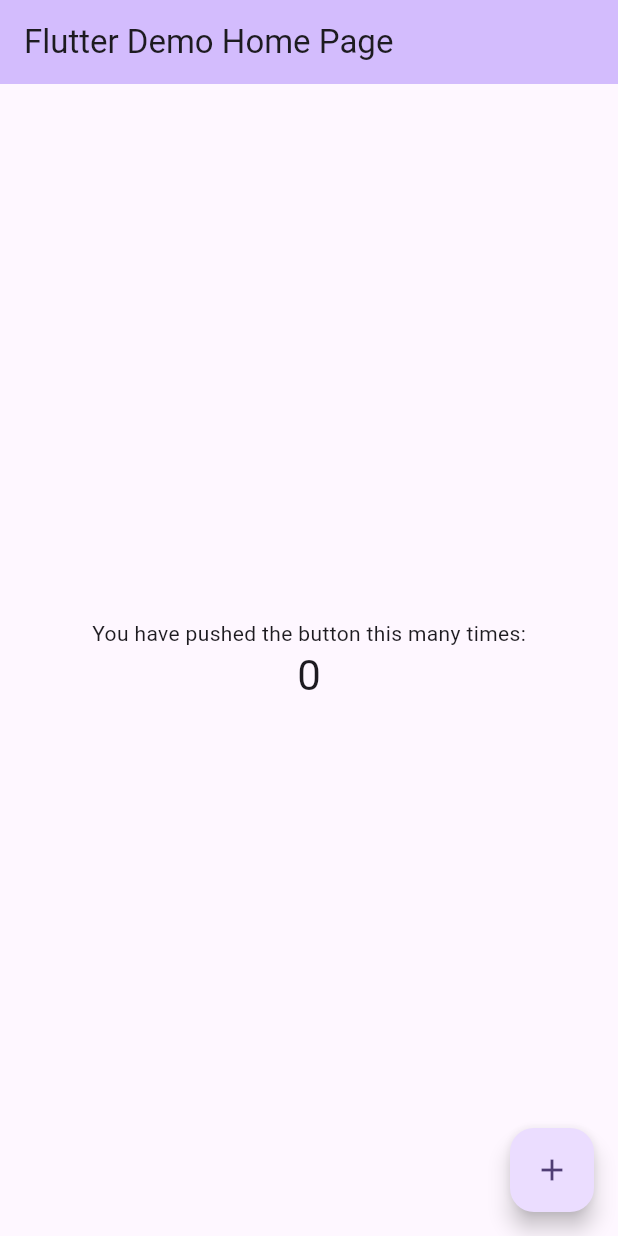
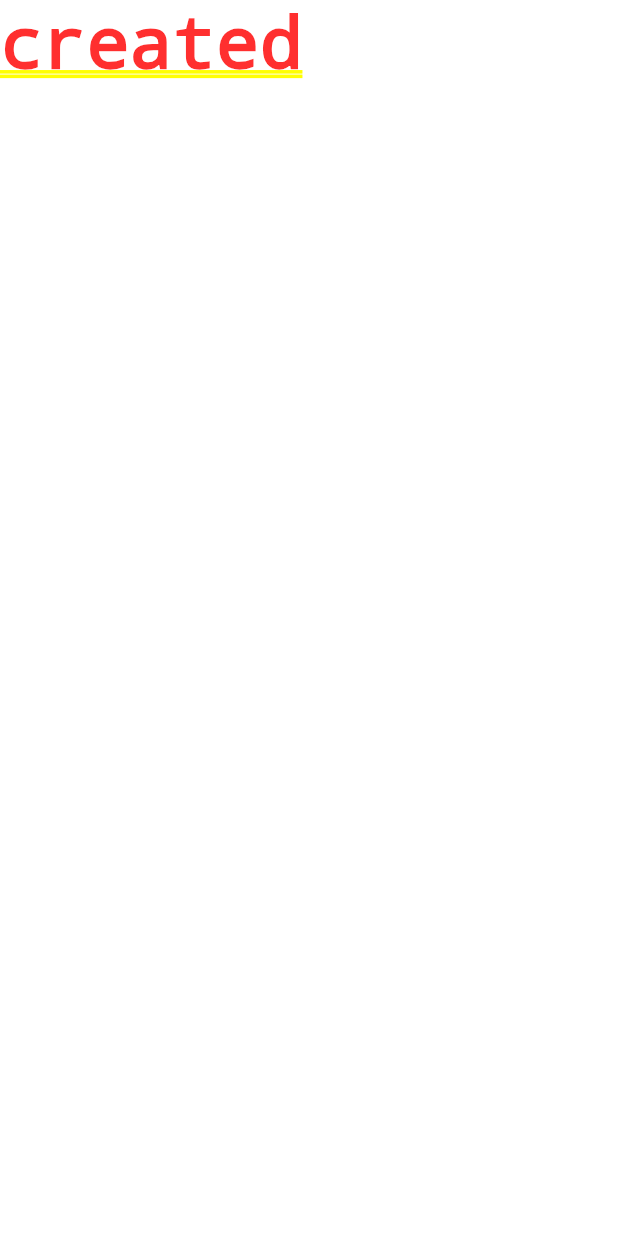
Before and after one commit to Pooja-Goel07/gpa_calculator, a Flutter app: the screen it shows after launch, on a phone screen of 412 x 824 dp. Run offline on Flutter 3.47's test engine with Material 3 defaults, Android fonts, the phone set to English and light mode, and no system bars.

Commit message:
starting project

```diff
--- /dev/null
+++ b/lib/HomePageCalc.dart
@@ -0,0 +1,17 @@
+import 'package:flutter/material.dart';
+
+class HomePageCalc extends StatefulWidget {
+  const HomePageCalc({super.key});
+
+  @override
+  State<HomePageCalc> createState() => _HomePageCalc();
+}
+
+class _HomePageCalc extends State<HomePageCalc> {
+  @override
+  Widget build(BuildContext context) {
+    return MaterialApp(
+      home: Text("created"),
+    );
+  }
+}
--- a/lib/main.dart
+++ b/lib/main.dart
@@ -1,4 +1,5 @@
 import 'package:flutter/material.dart';
+import 'package:gpa_calculator/HomePageCalc.dart';
 
 void main() {
   runApp(const MyApp());
@@ -7,119 +8,10 @@ void main() {
 class MyApp extends StatelessWidget {
   const MyApp({super.key});
 
-  // This widget is the root of your application.
   @override
   Widget build(BuildContext context) {
     return MaterialApp(
-      title: 'Flutter Demo',
-      theme: ThemeData(
-        // This is the theme of your application.
-        //
-        // TRY THIS: Try running your application with "flutter run". You'll see
-        // the application has a purple toolbar. Then, without quitting the app,
-        // try changing the seedColor in the colorScheme below to Colors.green
-        // and then invoke "hot reload" (save your changes or press the "hot
-        // reload" button in a Flutter-supported IDE, or press "r" if you used
-        // the command line to start the app).
-        //
-        // Notice that the counter didn't reset back to zero; the application
-        // state is not lost during the reload. To reset the state, use hot
-        // restart instead.
-        //
-        // This works for code too, not just values: Most code changes can be
-        // tested with just a hot reload.
-        colorScheme: ColorScheme.fromSeed(seedColor: Colors.deepPurple),
-        useMaterial3: true,
-      ),
-      home: const MyHomePage(title: 'Flutter Demo Home Page'),
+      home: HomePageCalc(),
     );
   }
 }
-
-class MyHomePage extends StatefulWidget {
-  const MyHomePage({super.key, required this.title});
-
-  // This widget is the home page of your application. It is stateful, meaning
-  // that it has a State object (defined below) that contains fields that affect
-  // how it looks.
-
-  // This class is the configuration for the state. It holds the values (in this
-  // case the title) provided by the parent (in this case the App widget) and
-  // used by the build method of the State. Fields in a Widget subclass are
-  // always marked "final".
-
-  final String title;
-
-  @override
-  State<MyHomePage> createState() => _MyHomePageState();
-}
-
-class _MyHomePageState extends State<MyHomePage> {
-  int _counter = 0;
-
-  void _incrementCounter() {
-    setState(() {
-      // This call to setState tells the Flutter framework that something has
-      // changed in this State, which causes it to rerun the build method below
-      // so that the display can reflect the updated values. If we changed
-      // _counter without calling setState(), then the build method would not be
-      // called again, and so nothing would appear to happen.
-      _counter++;
-    });
-  }
-
-  @override
-  Widget build(BuildContext context) {
-    // This method is rerun every time setState is called, for instance as done
-    // by the _incrementCounter method above.
-    //
-    // The Flutter framework has been optimized to make rerunning build methods
-    // fast, so that you can just rebuild anything that needs updating rather
-    // than having to individually change instances of widgets.
-    return Scaffold(
-      appBar: AppBar(
-        // TRY THIS: Try changing the color here to a specific color (to
-        // Colors.amber, perhaps?) and trigger a hot reload to see the AppBar
-        // change color while the other colors stay the same.
-        backgroundColor: Theme.of(context).colorScheme.inversePrimary,
-        // Here we take the value from the MyHomePage object that was created by
-        // the App.build method, and use it to set our appbar title.
-        title: Text(widget.title),
-      ),
-      body: Center(
-        // Center is a layout widget. It takes a single child and positions it
-        // in the middle of the parent.
-        child: Column(
-          // Column is also a layout widget. It takes a list of children and
-          // arranges them vertically. By default, it sizes itself to fit its
-          // children horizontally, and tries to be as tall as its parent.
-          //
-          // Column has various properties to control how it sizes itself and
-          // how it positions its children. Here we use mainAxisAlignment to
-          // center the children vertically; the main axis here is the vertical
-          // axis because Columns are vertical (the cross axis would be
-          // horizontal).
-          //
-          // TRY THIS: Invoke "debug painting" (choose the "Toggle Debug Paint"
-          // action in the IDE, or press "p" in the console), to see the
-          // wireframe for each widget.
-          mainAxisAlignment: MainAxisAlignment.center,
-          children: <Widget>[
-            const Text(
-              'You have pushed the button this many times:',
-            ),
-            Text(
-              '$_counter',
-              style: Theme.of(context).textTheme.headlineMedium,
-            ),
-          ],
-        ),
-      ),
-      floatingActionButton: FloatingActionButton(
-        onPressed: _incrementCounter,
-        tooltip: 'Increment',
-        child: const Icon(Icons.add),
-      ), // This trailing comma makes auto-formatting nicer for build methods.
-    );
-  }
-}
```
